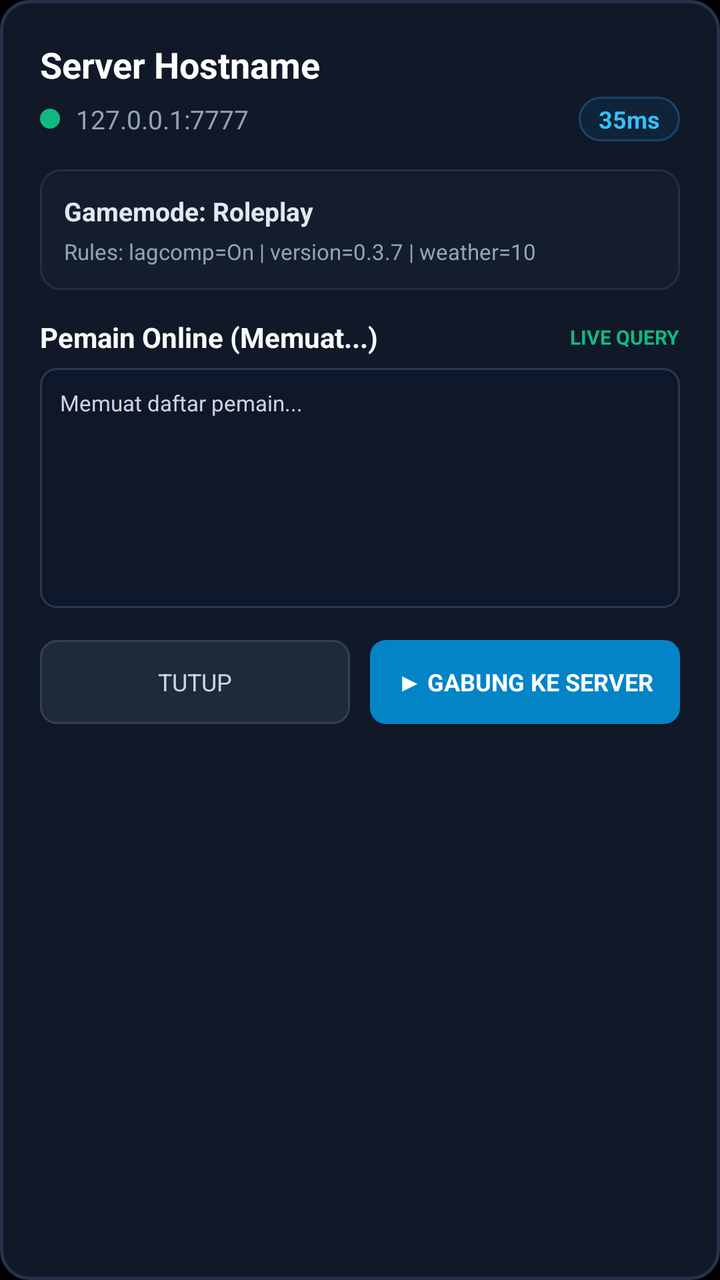
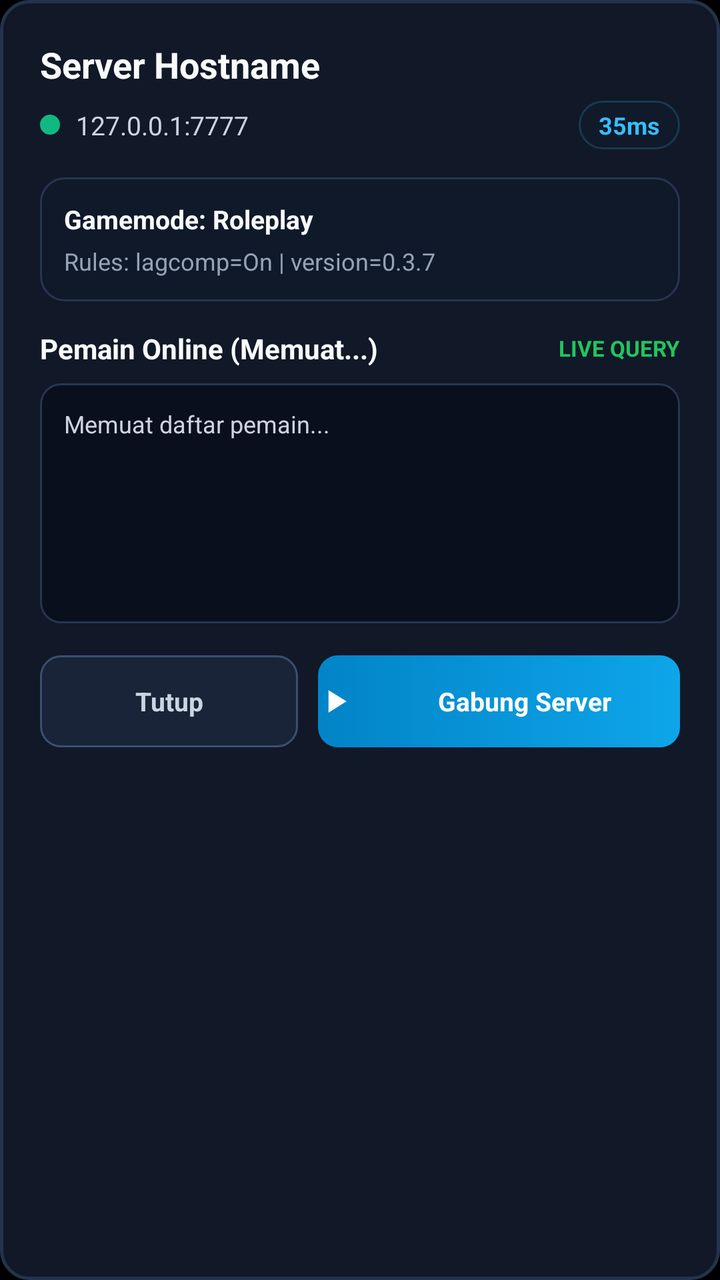

Before-and-after screenshots of an Android layout around one commit, followed by the original layout XML and the change that was made.
<!-- AndroidManifest.xml: application theme android:Theme.NoTitleBar.Fullscreen -->
<!-- res/layout/dialog_server_details.xml -->
<?xml version="1.0" encoding="utf-8"?>
<LinearLayout xmlns:android="http://schemas.android.com/apk/res/android"
    android:layout_width="match_parent"
    android:layout_height="wrap_content"
    android:orientation="vertical"
    android:background="@drawable/bg_dialog_modern"
    android:padding="20dp">

    
    <TextView
        android:id="@+id/tv_details_name"
        android:layout_width="match_parent"
        android:layout_height="wrap_content"
        android:text="Server Hostname"
        android:textColor="#FFFFFF"
        android:textSize="18sp"
        android:textStyle="bold"
        android:singleLine="true"
        android:ellipsize="end"
        android:layout_marginBottom="4dp" />

    
    <LinearLayout
        android:layout_width="match_parent"
        android:layout_height="wrap_content"
        android:orientation="horizontal"
        android:gravity="center_vertical"
        android:layout_marginBottom="14dp">

        <View
            android:id="@+id/view_details_status"
            android:layout_width="10dp"
            android:layout_height="10dp"
            android:background="@drawable/dot_online"
            android:layout_marginEnd="8dp" />

        <TextView
            android:id="@+id/tv_details_address"
            android:layout_width="0dp"
            android:layout_height="wrap_content"
            android:layout_weight="1"
            android:text="127.0.0.1:7777"
            android:textColor="#94A3B8"
            android:textSize="13sp" />

        <TextView
            android:id="@+id/tv_details_ping"
            android:layout_width="wrap_content"
            android:layout_height="wrap_content"
            android:text="35ms"
            android:textColor="#38BDF8"
            android:textSize="12sp"
            android:textStyle="bold"
            android:background="@drawable/bg_badge_ping"
            android:paddingStart="10dp"
            android:paddingEnd="10dp"
            android:paddingTop="3dp"
            android:paddingBottom="3dp" />
    </LinearLayout>

    
    <LinearLayout
        android:layout_width="match_parent"
        android:layout_height="wrap_content"
        android:orientation="vertical"
        android:background="@drawable/bg_card_section"
        android:padding="12dp"
        android:layout_marginBottom="14dp">

        <TextView
            android:id="@+id/tv_details_gamemode"
            android:layout_width="match_parent"
            android:layout_height="wrap_content"
            android:text="Gamemode: Roleplay"
            android:textColor="#E2E8F0"
            android:textSize="13sp"
            android:textStyle="bold"
            android:layout_marginBottom="4dp" />

        <TextView
            android:id="@+id/tv_details_rules"
            android:layout_width="match_parent"
            android:layout_height="wrap_content"
            android:text="Rules: lagcomp=On | version=0.3.7 | weather=10"
            android:textColor="#94A3B8"
            android:textSize="11sp"
            android:lineSpacingExtra="2dp" />
    </LinearLayout>

    
    <LinearLayout
        android:layout_width="match_parent"
        android:layout_height="wrap_content"
        android:orientation="horizontal"
        android:gravity="center_vertical"
        android:layout_marginBottom="6dp">

        <TextView
            android:id="@+id/tv_details_players_title"
            android:layout_width="0dp"
            android:layout_height="wrap_content"
            android:layout_weight="1"
            android:text="Pemain Online (Memuat...)"
            android:textColor="#F8FAFC"
            android:textSize="14sp"
            android:textStyle="bold" />

        <TextView
            android:layout_width="wrap_content"
            android:layout_height="wrap_content"
            android:text="LIVE QUERY"
            android:textColor="#10B981"
            android:textSize="10sp"
            android:textStyle="bold" />
    </LinearLayout>

    
    <ScrollView
        android:layout_width="match_parent"
        android:layout_height="120dp"
        android:background="@drawable/bg_input_field"
        android:padding="10dp"
        android:layout_marginBottom="16dp">

        <TextView
            android:id="@+id/tv_details_players_list"
            android:layout_width="match_parent"
            android:layout_height="wrap_content"
            android:text="Memuat daftar pemain..."
            android:textColor="#CBD5E1"
            android:textSize="11sp"
            android:lineSpacingExtra="4dp" />
    </ScrollView>

    
    <LinearLayout
        android:layout_width="match_parent"
        android:layout_height="wrap_content"
        android:orientation="horizontal">

        <Button
            android:id="@+id/btn_details_close"
            android:layout_width="0dp"
            android:layout_height="42dp"
            android:layout_weight="1"
            android:text="TUTUP"
            android:textColor="#CBD5E1"
            android:background="@drawable/bg_btn_secondary"
            android:textSize="12sp"
            android:layout_marginEnd="10dp" />

        <Button
            android:id="@+id/btn_details_connect"
            android:layout_width="0dp"
            android:layout_height="42dp"
            android:layout_weight="1"
            android:text="▶ GABUNG KE SERVER"
            android:textColor="#FFFFFF"
            android:background="@drawable/bg_btn_connect"
            android:textSize="12sp"
            android:textStyle="bold" />
    </LinearLayout>

</LinearLayout>
<!-- resources referenced by this layout -->
<resources>
  <!-- drawable bg_badge_ping (drawable) -->
  <?xml version="1.0" encoding="utf-8"?>
  <shape xmlns:android="http://schemas.android.com/apk/res/android"
      android:shape="rectangle">
      <solid android:color="#0F243A" />
      <stroke android:width="1dp" android:color="#19456B" />
      <corners android:radius="12dp" />
  </shape>
  <!-- drawable bg_btn_connect (drawable) -->
  <?xml version="1.0" encoding="utf-8"?>
  <selector xmlns:android="http://schemas.android.com/apk/res/android">
      <item android:state_pressed="true">
          <shape android:shape="rectangle">
              <solid android:color="#02659B" />
              <corners android:radius="8dp" />
          </shape>
      </item>
      <item android:state_enabled="false">
          <shape android:shape="rectangle">
              <solid android:color="#334155" />
              <corners android:radius="8dp" />
          </shape>
      </item>
      <item>
          <shape android:shape="rectangle">
              <solid android:color="#0284C7" />
              <corners android:radius="8dp" />
          </shape>
      </item>
  </selector>
  <!-- drawable bg_btn_secondary (drawable) -->
  <?xml version="1.0" encoding="utf-8"?>
  <selector xmlns:android="http://schemas.android.com/apk/res/android">
      <item android:state_pressed="true">
          <shape android:shape="rectangle">
              <solid android:color="#0F172A" />
              <stroke android:width="1dp" android:color="#475569" />
              <corners android:radius="8dp" />
          </shape>
      </item>
      <item>
          <shape android:shape="rectangle">
              <solid android:color="#1E293B" />
              <stroke android:width="1dp" android:color="#334155" />
              <corners android:radius="8dp" />
          </shape>
      </item>
  </selector>
  <!-- drawable bg_card_section (drawable) -->
  <?xml version="1.0" encoding="utf-8"?>
  <shape xmlns:android="http://schemas.android.com/apk/res/android"
      android:shape="rectangle">
      <solid android:color="#131D2D" />
      <stroke android:width="1dp" android:color="#213045" />
      <corners android:radius="10dp" />
  </shape>
  <!-- drawable bg_input_field (drawable) -->
  <?xml version="1.0" encoding="utf-8"?>
  <selector xmlns:android="http://schemas.android.com/apk/res/android">
      <item android:state_focused="true">
          <shape android:shape="rectangle">
              <solid android:color="#0F172A" />
              <stroke android:width="1.5dp" android:color="#38BDF8" />
              <corners android:radius="8dp" />
          </shape>
      </item>
      <item>
          <shape android:shape="rectangle">
              <solid android:color="#0F172A" />
              <stroke android:width="1dp" android:color="#2A3950" />
              <corners android:radius="8dp" />
          </shape>
      </item>
  </selector>
  <!-- unchanged entries left out for length: 2 -->
</resources>

<!-- the commit's change to res/layout/dialog_server_details.xml (unified diff, before → after) -->
@@ -6,20 +6,18 @@
     android:background="@drawable/bg_dialog_modern"
     android:padding="20dp">
 
-    
     <TextView
         android:id="@+id/tv_details_name"
         android:layout_width="match_parent"
         android:layout_height="wrap_content"
         android:text="Server Hostname"
-        android:textColor="#FFFFFF"
+        android:textColor="@color/romp_text_primary"
         android:textSize="18sp"
         android:textStyle="bold"
         android:singleLine="true"
         android:ellipsize="end"
-        android:layout_marginBottom="4dp" />
+        android:layout_marginBottom="6dp" />
 
-    
     <LinearLayout
         android:layout_width="match_parent"
         android:layout_height="wrap_content"
@@ -32,7 +30,8 @@
             android:layout_width="10dp"
             android:layout_height="10dp"
             android:background="@drawable/dot_online"
-            android:layout_marginEnd="8dp" />
+            android:layout_marginEnd="8dp"
+            android:importantForAccessibility="no" />
 
         <TextView
             android:id="@+id/tv_details_address"
@@ -40,7 +39,7 @@
             android:layout_height="wrap_content"
             android:layout_weight="1"
             android:text="127.0.0.1:7777"
-            android:textColor="#94A3B8"
+            android:textColor="@color/romp_text_secondary"
             android:textSize="13sp" />
 
         <TextView
@@ -48,17 +47,16 @@
             android:layout_width="wrap_content"
             android:layout_height="wrap_content"
             android:text="35ms"
-            android:textColor="#38BDF8"
+            android:textColor="@color/romp_accent"
             android:textSize="12sp"
             android:textStyle="bold"
             android:background="@drawable/bg_badge_ping"
             android:paddingStart="10dp"
             android:paddingEnd="10dp"
-            android:paddingTop="3dp"
-            android:paddingBottom="3dp" />
+            android:paddingTop="4dp"
+            android:paddingBottom="4dp" />
     </LinearLayout>
 
-    
     <LinearLayout
         android:layout_width="match_parent"
         android:layout_height="wrap_content"
@@ -72,7 +70,7 @@
             android:layout_width="match_parent"
             android:layout_height="wrap_content"
             android:text="Gamemode: Roleplay"
-            android:textColor="#E2E8F0"
+            android:textColor="@color/romp_text_primary"
             android:textSize="13sp"
             android:textStyle="bold"
             android:layout_marginBottom="4dp" />
@@ -81,19 +79,18 @@
             android:id="@+id/tv_details_rules"
             android:layout_width="match_parent"
             android:layout_height="wrap_content"
-            android:text="Rules: lagcomp=On | version=0.3.7 | weather=10"
-            android:textColor="#94A3B8"
-            android:textSize="11sp"
-            android:lineSpacingExtra="2dp" />
+            android:text="Rules: lagcomp=On | version=0.3.7"
+            android:textColor="@color/romp_text_muted"
+            android:textSize="12sp"
+            android:lineSpacingExtra="3dp" />
     </LinearLayout>
 
-    
     <LinearLayout
         android:layout_width="match_parent"
         android:layout_height="wrap_content"
         android:orientation="horizontal"
         android:gravity="center_vertical"
-        android:layout_marginBottom="6dp">
+        android:layout_marginBottom="8dp">
 
         <TextView
             android:id="@+id/tv_details_players_title"
@@ -101,7 +98,7 @@
             android:layout_height="wrap_content"
             android:layout_weight="1"
             android:text="Pemain Online (Memuat...)"
-            android:textColor="#F8FAFC"
+            android:textColor="@color/romp_text_primary"
             android:textSize="14sp"
             android:textStyle="bold" />
 
@@ -109,17 +106,16 @@
             android:layout_width="wrap_content"
             android:layout_height="wrap_content"
             android:text="LIVE QUERY"
-            android:textColor="#10B981"
-            android:textSize="10sp"
+            android:textColor="@color/romp_success"
+            android:textSize="11sp"
             android:textStyle="bold" />
     </LinearLayout>
 
-    
     <ScrollView
         android:layout_width="match_parent"
         android:layout_height="120dp"
         android:background="@drawable/bg_input_field"
-        android:padding="10dp"
+        android:padding="12dp"
         android:layout_marginBottom="16dp">
 
         <TextView
@@ -127,12 +123,11 @@
             android:layout_width="match_parent"
             android:layout_height="wrap_content"
             android:text="Memuat daftar pemain..."
-            android:textColor="#CBD5E1"
-            android:textSize="11sp"
+            android:textColor="@color/romp_text_secondary"
+            android:textSize="12sp"
             android:lineSpacingExtra="4dp" />
     </ScrollView>
 
-    
     <LinearLayout
         android:layout_width="match_parent"
         android:layout_height="wrap_content"
@@ -141,23 +136,28 @@
         <Button
             android:id="@+id/btn_details_close"
             android:layout_width="0dp"
-            android:layout_height="42dp"
+            android:layout_height="46dp"
             android:layout_weight="1"
-            android:text="TUTUP"
-            android:textColor="#CBD5E1"
+            android:text="Tutup"
+            android:textAllCaps="false"
+            android:textColor="@color/romp_text_secondary"
             android:background="@drawable/bg_btn_secondary"
-            android:textSize="12sp"
+            android:textSize="13sp"
+            android:textStyle="bold"
             android:layout_marginEnd="10dp" />
 
         <Button
             android:id="@+id/btn_details_connect"
             android:layout_width="0dp"
-            android:layout_height="42dp"
-            android:layout_weight="1"
-            android:text="▶ GABUNG KE SERVER"
+            android:layout_height="46dp"
+            android:layout_weight="1.4"
+            android:text="Gabung Server"
+            android:textAllCaps="false"
             android:textColor="#FFFFFF"
             android:background="@drawable/bg_btn_connect"
-            android:textSize="12sp"
+            android:drawableStart="@drawable/ic_romp_play"
+            android:drawablePadding="8dp"
+            android:textSize="13sp"
             android:textStyle="bold" />
     </LinearLayout>
 
<!-- resource entries referenced after the edit -->
@@ -1,79 +1,106 @@
 <!-- resources referenced by this layout -->
 <resources>
+  <color name="romp_accent">#38BDF8</color>
+  <color name="romp_success">#22C55E</color>
+  <color name="romp_text_muted">#94A3B8</color>
+  <color name="romp_text_primary">#F8FAFC</color>
+  <color name="romp_text_secondary">#CBD5E1</color>
   <!-- drawable bg_badge_ping (drawable) -->
   <?xml version="1.0" encoding="utf-8"?>
   <shape xmlns:android="http://schemas.android.com/apk/res/android"
       android:shape="rectangle">
-      <solid android:color="#0F243A" />
-      <stroke android:width="1dp" android:color="#19456B" />
-      <corners android:radius="12dp" />
+      <solid android:color="#1E0C2D48" />
+      <stroke android:width="1dp" android:color="#3338BDF8" />
+      <corners android:radius="999dp" />
   </shape>
   <!-- drawable bg_btn_connect (drawable) -->
   <?xml version="1.0" encoding="utf-8"?>
-  <selector xmlns:android="http://schemas.android.com/apk/res/android">
-      <item android:state_pressed="true">
-          <shape android:shape="rectangle">
-              <solid android:color="#02659B" />
-              <corners android:radius="8dp" />
-          </shape>
+  <ripple xmlns:android="http://schemas.android.com/apk/res/android"
+      android:color="#40FFFFFF">
+      <item>
+          <selector>
+              <item android:state_enabled="false">
+                  <shape android:shape="rectangle">
+                      <solid android:color="#334155" />
+                      <corners android:radius="10dp" />
+                  </shape>
+              </item>
+              <item>
+                  <shape android:shape="rectangle">
+                      <gradient
+                          android:angle="0"
+                          android:startColor="#0284C7"
+                          android:endColor="#0EA5E9" />
+                      <corners android:radius="10dp" />
+                  </shape>
+              </item>
+          </selector>
       </item>
-      <item android:state_enabled="false">
-          <shape android:shape="rectangle">
-              <solid android:color="#334155" />
-              <corners android:radius="8dp" />
-          </shape>
-      </item>
-      <item>
-          <shape android:shape="rectangle">
-              <solid android:color="#0284C7" />
-              <corners android:radius="8dp" />
-          </shape>
-      </item>
-  </selector>
+  </ripple>
   <!-- drawable bg_btn_secondary (drawable) -->
   <?xml version="1.0" encoding="utf-8"?>
-  <selector xmlns:android="http://schemas.android.com/apk/res/android">
-      <item android:state_pressed="true">
-          <shape android:shape="rectangle">
-              <solid android:color="#0F172A" />
-              <stroke android:width="1dp" android:color="#475569" />
-              <corners android:radius="8dp" />
-          </shape>
+  <ripple xmlns:android="http://schemas.android.com/apk/res/android"
+      android:color="#3338BDF8">
+      <item>
+          <selector>
+              <item android:state_focused="true">
+                  <shape android:shape="rectangle">
+                      <solid android:color="#1E2B44" />
+                      <stroke android:width="1.5dp" android:color="@color/romp_accent" />
+                      <corners android:radius="10dp" />
+                  </shape>
+              </item>
+              <item>
+                  <shape android:shape="rectangle">
+                      <solid android:color="#192438" />
+                      <stroke android:width="1dp" android:color="@color/romp_border_strong" />
+                      <corners android:radius="10dp" />
+                  </shape>
+              </item>
+          </selector>
       </item>
-      <item>
-          <shape android:shape="rectangle">
-              <solid android:color="#1E293B" />
-              <stroke android:width="1dp" android:color="#334155" />
-              <corners android:radius="8dp" />
-          </shape>
-      </item>
-  </selector>
+  </ripple>
   <!-- drawable bg_card_section (drawable) -->
   <?xml version="1.0" encoding="utf-8"?>
   <shape xmlns:android="http://schemas.android.com/apk/res/android"
       android:shape="rectangle">
-      <solid android:color="#131D2D" />
-      <stroke android:width="1dp" android:color="#213045" />
-      <corners android:radius="10dp" />
+      <solid android:color="@color/romp_bg_surface" />
+      <stroke android:width="1dp" android:color="@color/romp_border_subtle" />
+      <corners android:radius="12dp" />
   </shape>
   <!-- drawable bg_input_field (drawable) -->
   <?xml version="1.0" encoding="utf-8"?>
   <selector xmlns:android="http://schemas.android.com/apk/res/android">
       <item android:state_focused="true">
           <shape android:shape="rectangle">
-              <solid android:color="#0F172A" />
-              <stroke android:width="1.5dp" android:color="#38BDF8" />
-              <corners android:radius="8dp" />
+              <solid android:color="@color/romp_bg_input" />
+              <stroke android:width="1.5dp" android:color="@color/romp_accent" />
+              <corners android:radius="10dp" />
           </shape>
       </item>
       <item>
           <shape android:shape="rectangle">
-              <solid android:color="#0F172A" />
-              <stroke android:width="1dp" android:color="#2A3950" />
-              <corners android:radius="8dp" />
+              <solid android:color="@color/romp_bg_input" />
+              <stroke android:width="1dp" android:color="@color/romp_border_subtle" />
+              <corners android:radius="10dp" />
           </shape>
       </item>
   </selector>
+  <!-- drawable ic_romp_play (drawable) -->
+  <?xml version="1.0" encoding="utf-8"?>
+  <vector xmlns:android="http://schemas.android.com/apk/res/android"
+      android:width="18dp"
+      android:height="18dp"
+      android:viewportWidth="24"
+      android:viewportHeight="24">
+      <path
+          android:fillColor="#FFFFFF"
+          android:pathData="M7,4.5v15l12,-7.5z" />
+  </vector>
+  <color name="romp_border_strong">#3B4F73</color>
+  <color name="romp_bg_surface">#DB111A2C</color>
+  <color name="romp_border_subtle">#263652</color>
+  <color name="romp_bg_input">#090F1C</color>
   <!-- unchanged entries left out for length: 2 -->
 </resources>
 
